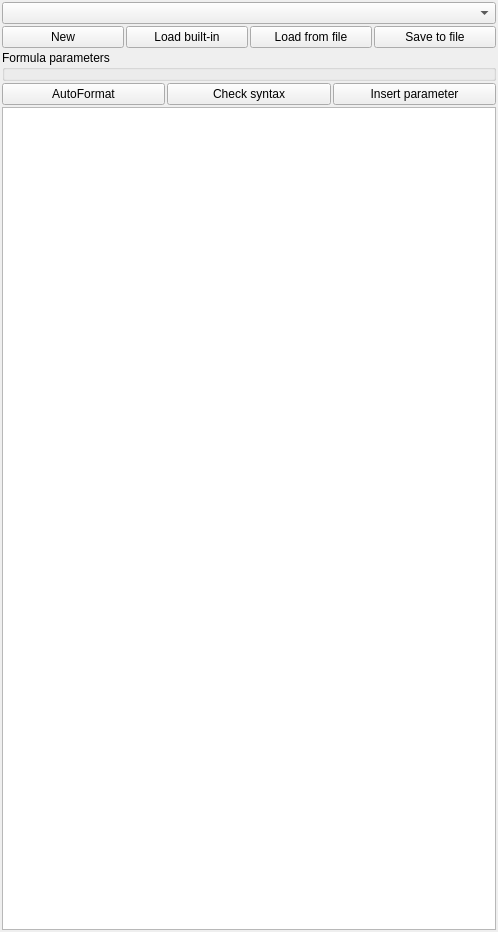
Before: the Qt Designer form mandelbulber2/qt/custom_formula_editor.ui in buddhi1980/mandelbulber2, drawn with Qt 5.
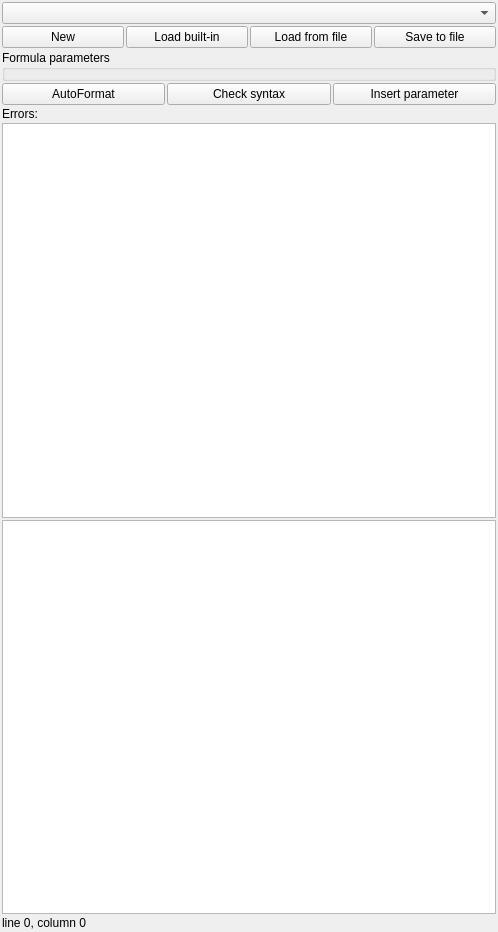
After: the same form once the commit is applied. Custom widgets are drawn as their Qt base class.

Commit message: Added showing of errors as a list in custom formula editor

```diff
--- a/mandelbulber2/qt/custom_formula_editor.ui
+++ b/mandelbulber2/qt/custom_formula_editor.ui
@@ -113,6 +113,26 @@
      </item>
     </layout>
    </item>
+   <item>
+    <widget class="QLabel" name="label_errors">
+     <property name="text">
+      <string>Errors:</string>
+     </property>
+    </widget>
+   </item>
+   <item>
+    <widget class="QListWidget" name="listWidget_errors">
+     <property name="sizeAdjustPolicy">
+      <enum>QAbstractScrollArea::AdjustToContents</enum>
+     </property>
+     <property name="resizeMode">
+      <enum>QListView::Fixed</enum>
+     </property>
+     <property name="wordWrap">
+      <bool>true</bool>
+     </property>
+    </widget>
+   </item>
    <item>
     <widget class="cMyTextEdit" name="textEdit_formula_code">
      <property name="sizeAdjustPolicy">
@@ -123,6 +143,13 @@
      </property>
     </widget>
    </item>
+   <item>
+    <widget class="QLabel" name="label_lineColumn">
+     <property name="text">
+      <string>line 0, column 0</string>
+     </property>
+    </widget>
+   </item>
   </layout>
  </widget>
  <customwidgets>
```
The commit also changes 6 other files.
